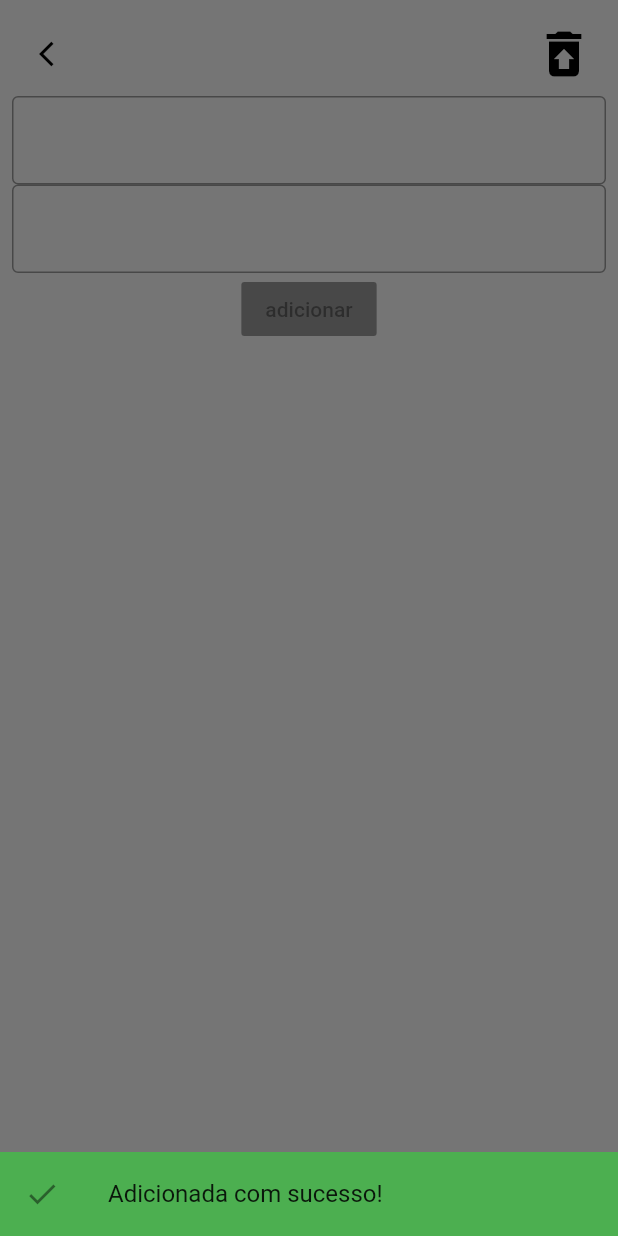
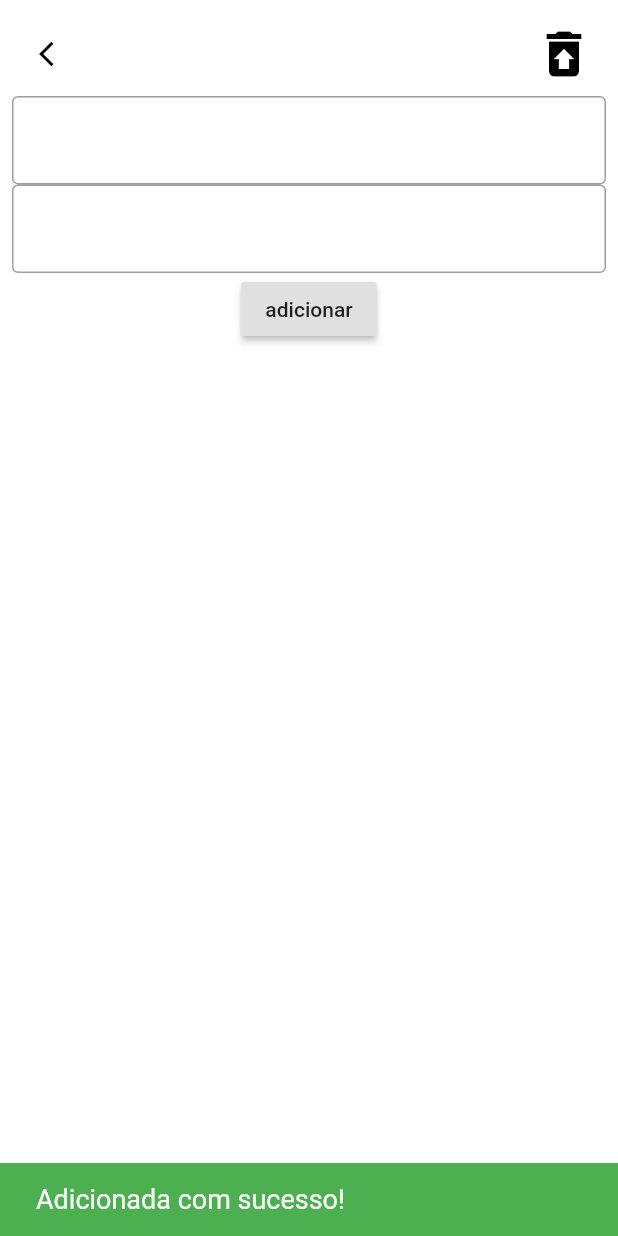
Before and after one commit to Zack-Santos/firebaseprojeto, a Flutter app: the AddPergunta screen opened directly, after a tap on "adicionar", on a phone screen of 412 x 824 dp. Run offline on Flutter 3.47's test engine with Material 2 defaults, Android fonts, the phone set to English and light mode, and no system bars; our stand-ins replace cloud_firestore; accounts and stored records are empty.

```diff
--- a/lib/telas/addpergunta.dart
+++ b/lib/telas/addpergunta.dart
@@ -10,6 +10,20 @@ class _AddPerguntaState extends State<AddPergunta> {
   TextEditingController perguntaController = TextEditingController();
   TextEditingController respostaController = TextEditingController();
 
+  //Snackbar
+  final GlobalKey<ScaffoldState> _scaffoldKey = new GlobalKey<ScaffoldState>();
+  _showSnackBar(String text) {
+    final snackBar = SnackBar(
+      elevation: 10,
+      content: Text(text, style: TextStyle(fontSize: 18)),
+      duration: Duration(seconds: 5),
+      backgroundColor: Colors.green,
+    );
+    _scaffoldKey.currentState.showSnackBar(snackBar);
+  }
+
+  ///Snackbar
+
   List<Doc> listdoc = [];
 
   FaqManipulation faqManipulation = FaqManipulation();
@@ -21,28 +35,6 @@ class _AddPerguntaState extends State<AddPergunta> {
     }
   }
 
-  bool botaoadd = false;
-
-  void _modalAvisos(context, String text) {
-    showModalBottomSheet(
-        context: context,
-        builder: (BuildContext bc) {
-          return Container(
-            color: Colors.green,
-            child: new Wrap(
-              children: <Widget>[
-                new ListTile(
-                  leading: new Icon(
-                    Icons.check,
-                  ),
-                  title: Text(text),
-                ),
-              ],
-            ),
-          );
-        });
-  }
-
   @override
   Widget build(BuildContext context) {
     //Mesnsages de confirmações
@@ -51,6 +43,7 @@ class _AddPerguntaState extends State<AddPergunta> {
 
     return Scaffold(
       backgroundColor: Colors.white,
+      key: _scaffoldKey,
       body: Padding(
         padding: const EdgeInsets.all(8.0),
         child: Column(
@@ -64,7 +57,7 @@ class _AddPerguntaState extends State<AddPergunta> {
                     Icons.restore_from_trash,
                   ),
                   onPressed: () {
-                    _modalAvisos(context, "Removido com sucesso!");
+                    _showSnackBar("Removido com sucesso!");
                     //  Navigator.push(context,
                     //  MaterialPageRoute(builder: (context) => Faq()));
                   }, //passar função apagar
@@ -95,24 +88,14 @@ class _AddPerguntaState extends State<AddPergunta> {
               ),
             ),
             RaisedButton(
-              color: Colors.orangeAccent,
-              onPressed: botaoadd
-                  ? null
-                  : () async {
-                      setState(() {
-                        botaoadd = true;
-                      });
-                      await faqManipulation.addQuestion(
-                        query: perguntaController.text,
-                        answer: respostaController.text,
-                      );
-                      _modalAvisos(context, "Adicionada com sucesso!");
+              onPressed: () async {
+                await faqManipulation.addQuestion(
+                  query: perguntaController.text,
+                  answer: respostaController.text,
+                );
 
-                      Future.delayed(Duration(seconds: 3), () {
-                        Navigator.pop(context);
-                        Navigator.pop(context);
-                      });
-                    },
+                _showSnackBar("Adicionada com sucesso!");
+              },
               child: Text("adicionar"),
             )
           ],
```
